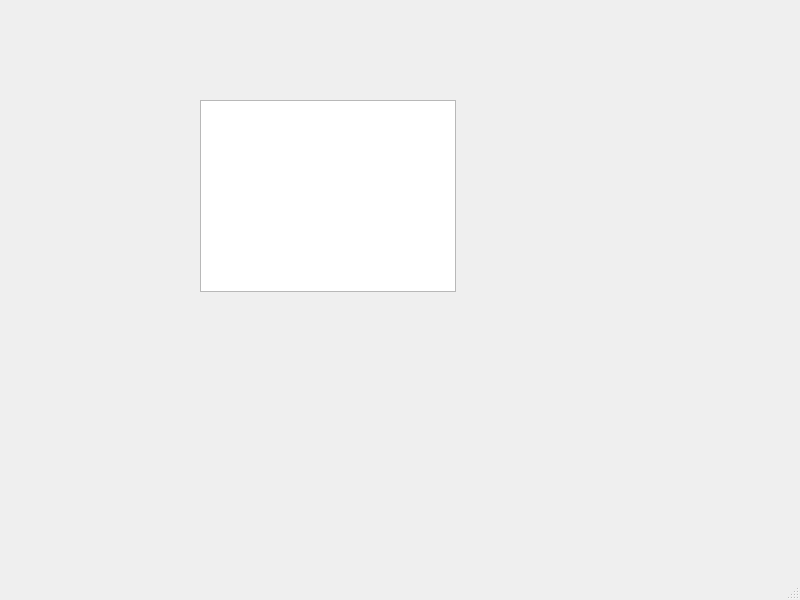
Above: mainwindow.ui from forestinwind/client before the change. Below: the same form after it.
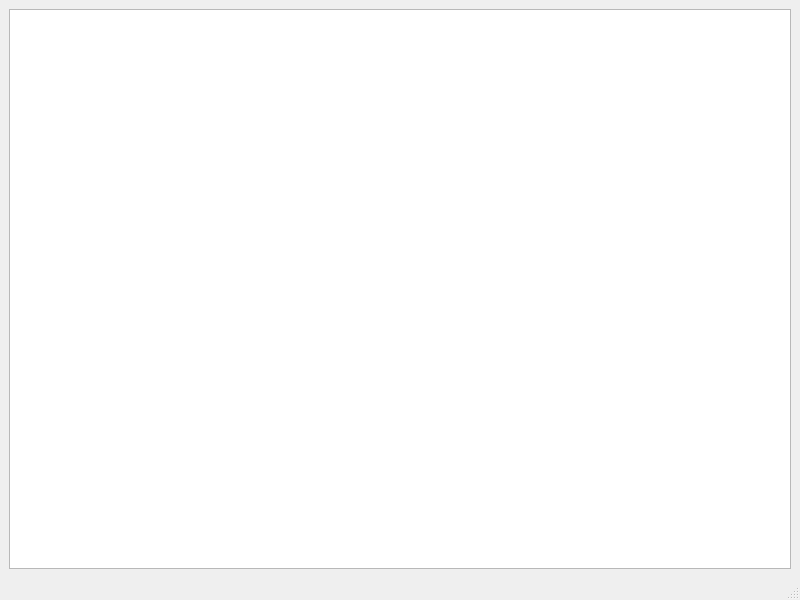
That is the form after the change.

```diff
--- a/mainwindow.ui
+++ b/mainwindow.ui
@@ -14,16 +14,18 @@
    <string>MainWindow</string>
   </property>
   <widget class="QWidget" name="centralwidget">
+   <layout class="QHBoxLayout" name="horizontalLayout">
+    <item>
    <widget class="QTextBrowser" name="textBrowser">
-    <property name="geometry">
-     <rect>
-      <x>200</x>
-      <y>100</y>
+      <property name="minimumSize">
+       <size>
       <width>256</width>
       <height>192</height>
-     </rect>
-    </property>
-   </widget>
+       </size>
+      </property>
+     </widget>
+    </item>
+   </layout>
   </widget>
   <widget class="QMenuBar" name="menubar">
    <property name="geometry">
```
Lines whose indentation alone changed are shown as unchanged.
